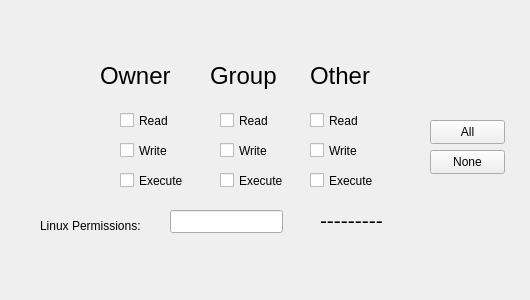
First picture: the form in widget.ui, repository albertomansogonzalez/chmod_calculator, before the edit.
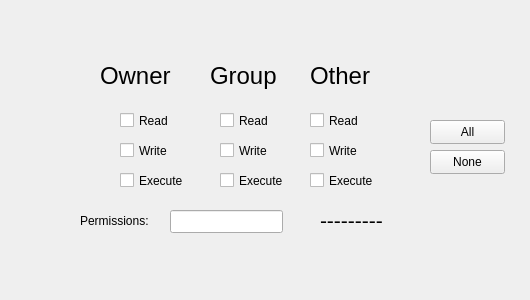
Second picture: the form after the edit.

```diff
--- a/widget.ui
+++ b/widget.ui
@@ -16,14 +16,14 @@
   <widget class="QLabel" name="label">
    <property name="geometry">
     <rect>
-     <x>40</x>
-     <y>210</y>
-     <width>121</width>
-     <height>31</height>
+     <x>80</x>
+     <y>200</y>
+     <width>71</width>
+     <height>41</height>
     </rect>
    </property>
    <property name="text">
-    <string>Linux Permissions:</string>
+    <string>Permissions:</string>
    </property>
   </widget>
   <widget class="QLineEdit" name="lineEdit_octal">
```
Left out of the diff: 6 changed lines with no effect on the pictures.
